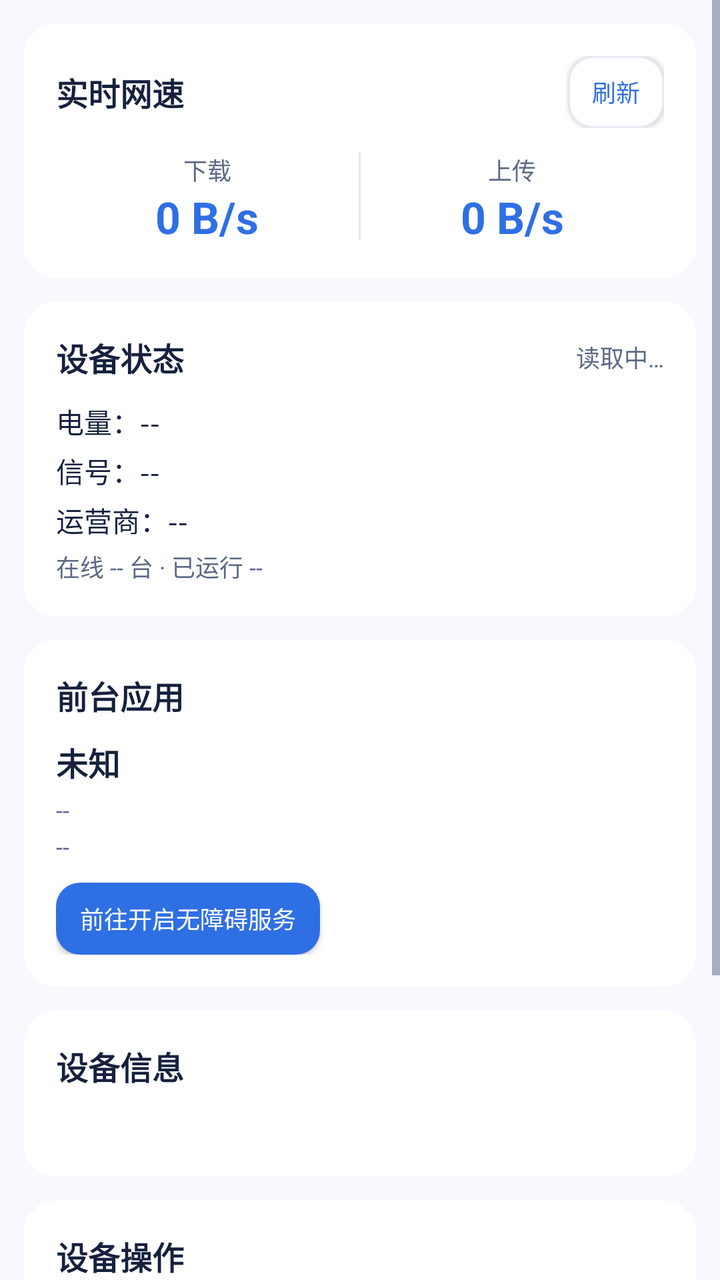
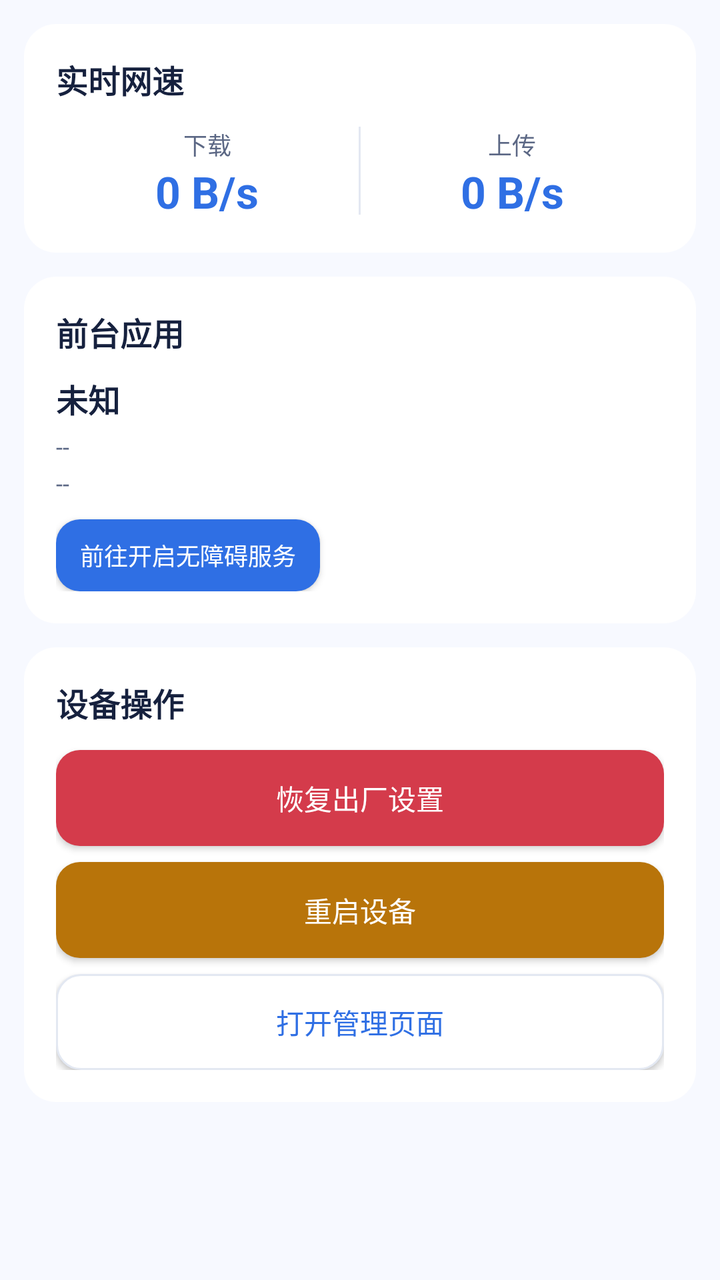

Screens rendered from an Android XML layout before and after an edit, with the pre-edit source and the edit as a unified diff.
<!-- AndroidManifest.xml: application theme AppTheme -->
<!-- res/layout/page_dashboard.xml -->
<?xml version="1.0" encoding="utf-8"?>
<ScrollView xmlns:android="http://schemas.android.com/apk/res/android"
    android:layout_width="match_parent"
    android:layout_height="match_parent"
    android:fillViewport="true">

    <LinearLayout
        android:layout_width="match_parent"
        android:layout_height="wrap_content"
        android:orientation="vertical"
        android:padding="12dp"
        android:paddingBottom="20dp">

        <LinearLayout
            android:layout_width="match_parent"
            android:layout_height="wrap_content"
            android:layout_marginBottom="12dp"
            android:background="@drawable/bg_card"
            android:orientation="vertical"
            android:padding="16dp">

            <LinearLayout
                android:layout_width="match_parent"
                android:layout_height="wrap_content"
                android:gravity="center_vertical"
                android:orientation="horizontal">

                <TextView
                    style="@style/CardTitle"
                    android:layout_width="0dp"
                    android:layout_height="wrap_content"
                    android:layout_weight="1"
                    android:text="实时网速" />

                <TextView
                    android:id="@+id/text_gateway"
                    android:layout_width="wrap_content"
                    android:layout_height="wrap_content"
                    android:textColor="@color/text_muted"
                    android:textSize="12sp" />

                <Button
                    android:id="@+id/btn_refresh"
                    android:layout_width="wrap_content"
                    android:layout_height="36dp"
                    android:layout_marginStart="8dp"
                    android:background="@drawable/bg_button_ghost"
                    android:minWidth="0dp"
                    android:paddingStart="12dp"
                    android:paddingEnd="12dp"
                    android:text="刷新"
                    android:textAllCaps="false"
                    android:textColor="@color/primary"
                    android:textSize="12sp" />
            </LinearLayout>

            <LinearLayout
                android:layout_width="match_parent"
                android:layout_height="wrap_content"
                android:layout_marginTop="12dp"
                android:orientation="horizontal">

                <LinearLayout
                    android:layout_width="0dp"
                    android:layout_height="wrap_content"
                    android:layout_weight="1"
                    android:gravity="center_horizontal"
                    android:orientation="vertical">

                    <TextView
                        style="@style/CardHint"
                        android:layout_width="wrap_content"
                        android:layout_height="wrap_content"
                        android:text="下载" />

                    <TextView
                        android:id="@+id/text_speed_down"
                        android:layout_width="wrap_content"
                        android:layout_height="wrap_content"
                        android:text="0 B/s"
                        android:textColor="@color/primary"
                        android:textSize="22sp"
                        android:textStyle="bold" />
                </LinearLayout>

                <View
                    android:layout_width="1dp"
                    android:layout_height="44dp"
                    android:background="@color/divider" />

                <LinearLayout
                    android:layout_width="0dp"
                    android:layout_height="wrap_content"
                    android:layout_weight="1"
                    android:gravity="center_horizontal"
                    android:orientation="vertical">

                    <TextView
                        style="@style/CardHint"
                        android:layout_width="wrap_content"
                        android:layout_height="wrap_content"
                        android:text="上传" />

                    <TextView
                        android:id="@+id/text_speed_up"
                        android:layout_width="wrap_content"
                        android:layout_height="wrap_content"
                        android:text="0 B/s"
                        android:textColor="@color/primary"
                        android:textSize="22sp"
                        android:textStyle="bold" />
                </LinearLayout>
            </LinearLayout>
        </LinearLayout>

        <LinearLayout
            android:layout_width="match_parent"
            android:layout_height="wrap_content"
            android:layout_marginBottom="12dp"
            android:background="@drawable/bg_card"
            android:orientation="vertical"
            android:padding="16dp">

            <LinearLayout
                android:layout_width="match_parent"
                android:layout_height="wrap_content"
                android:gravity="center_vertical"
                android:orientation="horizontal">

                <TextView
                    style="@style/CardTitle"
                    android:layout_width="0dp"
                    android:layout_height="wrap_content"
                    android:layout_weight="1"
                    android:text="设备状态" />

                <TextView
                    android:id="@+id/text_api_status"
                    android:layout_width="wrap_content"
                    android:layout_height="wrap_content"
                    android:text="读取中…"
                    android:textColor="@color/text_muted"
                    android:textSize="12sp" />
            </LinearLayout>

            <TextView
                android:id="@+id/text_battery"
                android:layout_width="match_parent"
                android:layout_height="wrap_content"
                android:layout_marginTop="10dp"
                android:text="电量：--"
                android:textColor="@color/text_primary"
                android:textSize="14sp" />

            <TextView
                android:id="@+id/text_signal"
                android:layout_width="match_parent"
                android:layout_height="wrap_content"
                android:layout_marginTop="4dp"
                android:text="信号：--"
                android:textColor="@color/text_primary"
                android:textSize="14sp" />

            <TextView
                android:id="@+id/text_carrier"
                android:layout_width="match_parent"
                android:layout_height="wrap_content"
                android:layout_marginTop="4dp"
                android:text="运营商：--"
                android:textColor="@color/text_primary"
                android:textSize="14sp" />

            <TextView
                android:id="@+id/text_clients_uptime"
                style="@style/CardHint"
                android:layout_width="match_parent"
                android:layout_height="wrap_content"
                android:layout_marginTop="4dp"
                android:text="在线 -- 台 · 已运行 --" />
        </LinearLayout>

        <LinearLayout
            android:layout_width="match_parent"
            android:layout_height="wrap_content"
            android:layout_marginBottom="12dp"
            android:background="@drawable/bg_card"
            android:orientation="vertical"
            android:padding="16dp">

            <TextView
                style="@style/CardTitle"
                android:layout_width="match_parent"
                android:layout_height="wrap_content"
                android:text="前台应用" />

            <TextView
                android:id="@+id/text_foreground_label"
                android:layout_width="match_parent"
                android:layout_height="wrap_content"
                android:layout_marginTop="10dp"
                android:text="未知"
                android:textColor="@color/text_primary"
                android:textSize="16sp"
                android:textStyle="bold" />

            <TextView
                android:id="@+id/text_foreground_pkg"
                style="@style/CardHint"
                android:layout_width="match_parent"
                android:layout_height="wrap_content"
                android:layout_marginTop="4dp"
                android:text="--" />

            <TextView
                android:id="@+id/text_foreground_time"
                style="@style/CardHint"
                android:layout_width="match_parent"
                android:layout_height="wrap_content"
                android:layout_marginTop="2dp"
                android:text="--" />

            <Button
                android:id="@+id/btn_access"
                android:layout_width="wrap_content"
                android:layout_height="36dp"
                android:layout_marginTop="10dp"
                android:background="@drawable/bg_button"
                android:minWidth="0dp"
                android:paddingStart="12dp"
                android:paddingEnd="12dp"
                android:text="前往开启无障碍服务"
                android:textAllCaps="false"
                android:textColor="#FFFFFFFF"
                android:textSize="12sp" />
        </LinearLayout>

        <LinearLayout
            android:layout_width="match_parent"
            android:layout_height="wrap_content"
            android:layout_marginBottom="12dp"
            android:background="@drawable/bg_card"
            android:orientation="vertical"
            android:padding="16dp">

            <TextView
                style="@style/CardTitle"
                android:layout_width="match_parent"
                android:layout_height="wrap_content"
                android:text="设备信息" />

            <TextView
                android:id="@+id/text_device_info"
                android:layout_width="match_parent"
                android:layout_height="wrap_content"
                android:layout_marginTop="10dp"
                android:lineSpacingExtra="3dp"
                android:textColor="@color/text_primary"
                android:textSize="13sp" />
        </LinearLayout>

        <LinearLayout
            android:layout_width="match_parent"
            android:layout_height="wrap_content"
            android:background="@drawable/bg_card"
            android:orientation="vertical"
            android:padding="16dp">

            <TextView
                style="@style/CardTitle"
                android:layout_width="match_parent"
                android:layout_height="wrap_content"
                android:text="设备操作" />

            <Button
                android:id="@+id/btn_factory"
                android:layout_width="match_parent"
                android:layout_height="wrap_content"
                android:layout_marginTop="12dp"
                android:background="@drawable/bg_button_danger"
                android:text="恢复出厂设置"
                android:textAllCaps="false"
                android:textColor="#FFFFFFFF" />

            <Button
                android:id="@+id/btn_reboot"
                android:layout_width="match_parent"
                android:layout_height="wrap_content"
                android:layout_marginTop="8dp"
                android:background="@drawable/bg_button_warn"
                android:text="重启设备"
                android:textAllCaps="false"
                android:textColor="#FFFFFFFF" />

            <Button
                android:id="@+id/btn_traffic"
                android:layout_width="match_parent"
                android:layout_height="wrap_content"
                android:layout_marginTop="8dp"
                android:background="@drawable/bg_button"
                android:text="重置流量统计"
                android:textAllCaps="false"
                android:textColor="#FFFFFFFF" />
        </LinearLayout>
    </LinearLayout>
</ScrollView>
<!-- resources referenced by this layout -->
<resources>
  <color name="divider">#E3E8F2</color>
  <color name="primary">#2F6FE4</color>
  <color name="text_muted">#5C6885</color>
  <color name="text_primary">#16213E</color>
  <!-- drawable bg_button (drawable) -->
  <?xml version="1.0" encoding="utf-8"?>
  <selector xmlns:android="http://schemas.android.com/apk/res/android">
      <item android:state_pressed="true">
          <shape android:shape="rectangle">
              <solid android:color="#255FBF" />
              <corners android:radius="12dp" />
          </shape>
      </item>
      <item>
          <shape android:shape="rectangle">
              <solid android:color="@color/primary" />
              <corners android:radius="12dp" />
          </shape>
      </item>
  </selector>
  <!-- drawable bg_button_danger (drawable) -->
  <?xml version="1.0" encoding="utf-8"?>
  <selector xmlns:android="http://schemas.android.com/apk/res/android">
      <item android:state_pressed="true">
          <shape android:shape="rectangle">
              <solid android:color="#B62F3E" />
              <corners android:radius="12dp" />
          </shape>
      </item>
      <item>
          <shape android:shape="rectangle">
              <solid android:color="@color/danger" />
              <corners android:radius="12dp" />
          </shape>
      </item>
  </selector>
  <!-- drawable bg_button_ghost (drawable) -->
  <?xml version="1.0" encoding="utf-8"?>
  <selector xmlns:android="http://schemas.android.com/apk/res/android">
      <item android:state_pressed="true">
          <shape android:shape="rectangle">
              <solid android:color="@color/surface_bg" />
              <corners android:radius="12dp" />
          </shape>
      </item>
      <item>
          <shape android:shape="rectangle">
              <solid android:color="@color/card_bg" />
              <corners android:radius="12dp" />
              <stroke android:width="1dp" android:color="@color/divider" />
          </shape>
      </item>
  </selector>
  <!-- drawable bg_button_warn (drawable) -->
  <?xml version="1.0" encoding="utf-8"?>
  <selector xmlns:android="http://schemas.android.com/apk/res/android">
      <item android:state_pressed="true">
          <shape android:shape="rectangle">
              <solid android:color="#9C6208" />
              <corners android:radius="12dp" />
          </shape>
      </item>
      <item>
          <shape android:shape="rectangle">
              <solid android:color="@color/warn" />
              <corners android:radius="12dp" />
          </shape>
      </item>
  </selector>
  <!-- drawable bg_card (drawable) -->
  <?xml version="1.0" encoding="utf-8"?>
  <shape xmlns:android="http://schemas.android.com/apk/res/android" android:shape="rectangle">
      <solid android:color="@color/card_bg" />
      <corners android:radius="16dp" />
  </shape>
  <style name="CardHint">
          <item name="android:textColor">@color/text_muted</item>
          <item name="android:textSize">12sp</item>
      </style>
  <style name="CardTitle">
          <item name="android:textColor">@color/text_primary</item>
          <item name="android:textStyle">bold</item>
          <item name="android:textSize">16sp</item>
      </style>
  <style name="AppTheme" parent="@android:style/Theme.Material.Light.NoActionBar">
          <item name="android:windowBackground">@color/window_bg</item>
          <item name="android:colorAccent">@color/primary</item>
          <item name="android:colorControlActivated">@color/primary</item>
          <item name="android:textColorPrimary">@color/text_primary</item>
          <item name="android:textColorSecondary">@color/text_muted</item>
      </style>
  <color name="danger">#D43B4B</color>
  <color name="surface_bg">#F1F5FC</color>
  <color name="card_bg">#FFFFFF</color>
  <color name="warn">#B8740A</color>
  <color name="window_bg">#F7F9FF</color>
</resources>

<!-- the commit's change to res/layout/page_dashboard.xml (unified diff, before → after) -->
@@ -19,40 +19,11 @@
             android:orientation="vertical"
             android:padding="16dp">
 
-            <LinearLayout
+            <TextView
+                style="@style/CardTitle"
                 android:layout_width="match_parent"
                 android:layout_height="wrap_content"
-                android:gravity="center_vertical"
-                android:orientation="horizontal">
-
-                <TextView
-                    style="@style/CardTitle"
-                    android:layout_width="0dp"
-                    android:layout_height="wrap_content"
-                    android:layout_weight="1"
-                    android:text="实时网速" />
-
-                <TextView
-                    android:id="@+id/text_gateway"
-                    android:layout_width="wrap_content"
-                    android:layout_height="wrap_content"
-                    android:textColor="@color/text_muted"
-                    android:textSize="12sp" />
-
-                <Button
-                    android:id="@+id/btn_refresh"
-                    android:layout_width="wrap_content"
-                    android:layout_height="36dp"
-                    android:layout_marginStart="8dp"
-                    android:background="@drawable/bg_button_ghost"
-                    android:minWidth="0dp"
-                    android:paddingStart="12dp"
-                    android:paddingEnd="12dp"
-                    android:text="刷新"
-                    android:textAllCaps="false"
-                    android:textColor="@color/primary"
-                    android:textSize="12sp" />
-            </LinearLayout>
+                android:text="实时网速" />
 
             <LinearLayout
                 android:layout_width="match_parent"
@@ -121,72 +92,6 @@
             android:orientation="vertical"
             android:padding="16dp">
 
-            <LinearLayout
-                android:layout_width="match_parent"
-                android:layout_height="wrap_content"
-                android:gravity="center_vertical"
-                android:orientation="horizontal">
-
-                <TextView
-                    style="@style/CardTitle"
-                    android:layout_width="0dp"
-                    android:layout_height="wrap_content"
-                    android:layout_weight="1"
-                    android:text="设备状态" />
-
-                <TextView
-                    android:id="@+id/text_api_status"
-                    android:layout_width="wrap_content"
-                    android:layout_height="wrap_content"
-                    android:text="读取中…"
-                    android:textColor="@color/text_muted"
-                    android:textSize="12sp" />
-            </LinearLayout>
-
-            <TextView
-                android:id="@+id/text_battery"
-                android:layout_width="match_parent"
-                android:layout_height="wrap_content"
-                android:layout_marginTop="10dp"
-                android:text="电量：--"
-                android:textColor="@color/text_primary"
-                android:textSize="14sp" />
-
-            <TextView
-                android:id="@+id/text_signal"
-                android:layout_width="match_parent"
-                android:layout_height="wrap_content"
-                android:layout_marginTop="4dp"
-                android:text="信号：--"
-                android:textColor="@color/text_primary"
-                android:textSize="14sp" />
-
-            <TextView
-                android:id="@+id/text_carrier"
-                android:layout_width="match_parent"
-                android:layout_height="wrap_content"
-                android:layout_marginTop="4dp"
-                android:text="运营商：--"
-                android:textColor="@color/text_primary"
-                android:textSize="14sp" />
-
-            <TextView
-                android:id="@+id/text_clients_uptime"
-                style="@style/CardHint"
-                android:layout_width="match_parent"
-                android:layout_height="wrap_content"
-                android:layout_marginTop="4dp"
-                android:text="在线 -- 台 · 已运行 --" />
-        </LinearLayout>
-
-        <LinearLayout
-            android:layout_width="match_parent"
-            android:layout_height="wrap_content"
-            android:layout_marginBottom="12dp"
-            android:background="@drawable/bg_card"
-            android:orientation="vertical"
-            android:padding="16dp">
-
             <TextView
                 style="@style/CardTitle"
                 android:layout_width="match_parent"
@@ -237,30 +142,6 @@
         <LinearLayout
             android:layout_width="match_parent"
             android:layout_height="wrap_content"
-            android:layout_marginBottom="12dp"
-            android:background="@drawable/bg_card"
-            android:orientation="vertical"
-            android:padding="16dp">
-
-            <TextView
-                style="@style/CardTitle"
-                android:layout_width="match_parent"
-                android:layout_height="wrap_content"
-                android:text="设备信息" />
-
-            <TextView
-                android:id="@+id/text_device_info"
-                android:layout_width="match_parent"
-                android:layout_height="wrap_content"
-                android:layout_marginTop="10dp"
-                android:lineSpacingExtra="3dp"
-                android:textColor="@color/text_primary"
-                android:textSize="13sp" />
-        </LinearLayout>
-
-        <LinearLayout
-            android:layout_width="match_parent"
-            android:layout_height="wrap_content"
             android:background="@drawable/bg_card"
             android:orientation="vertical"
             android:padding="16dp">
@@ -292,14 +173,14 @@
                 android:textColor="#FFFFFFFF" />
 
             <Button
-                android:id="@+id/btn_traffic"
+                android:id="@+id/btn_open_web"
                 android:layout_width="match_parent"
                 android:layout_height="wrap_content"
                 android:layout_marginTop="8dp"
-                android:background="@drawable/bg_button"
-                android:text="重置流量统计"
+                android:background="@drawable/bg_button_ghost"
+                android:text="打开管理页面"
                 android:textAllCaps="false"
-                android:textColor="#FFFFFFFF" />
+                android:textColor="@color/primary" />
         </LinearLayout>
     </LinearLayout>
 </ScrollView>
